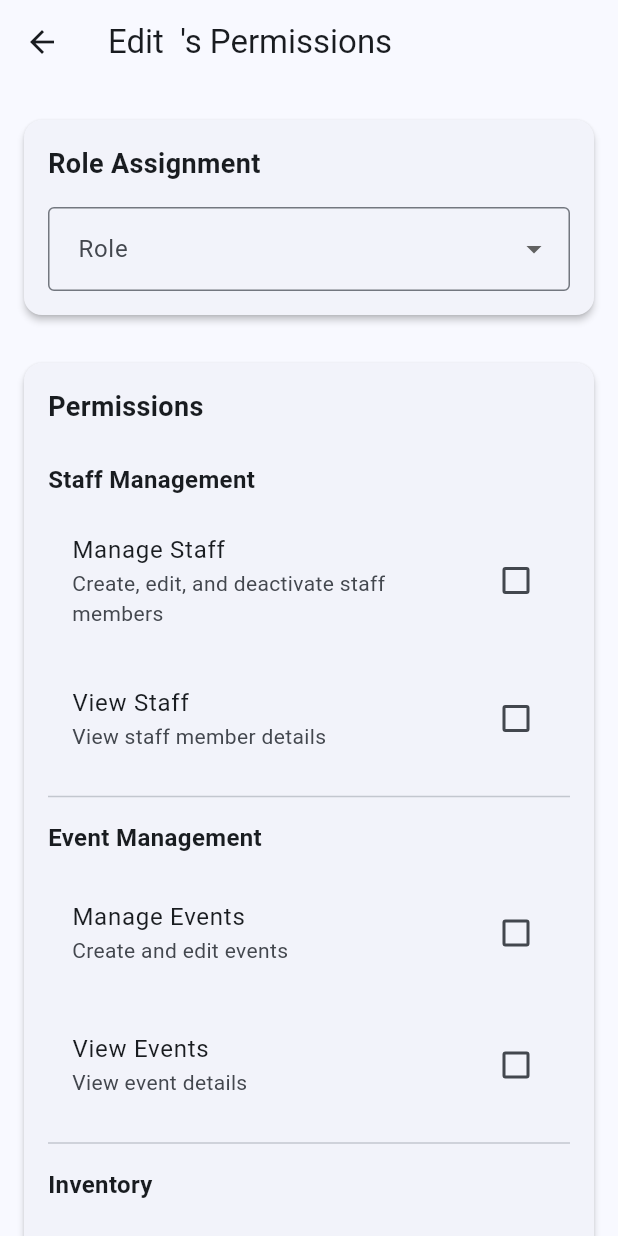
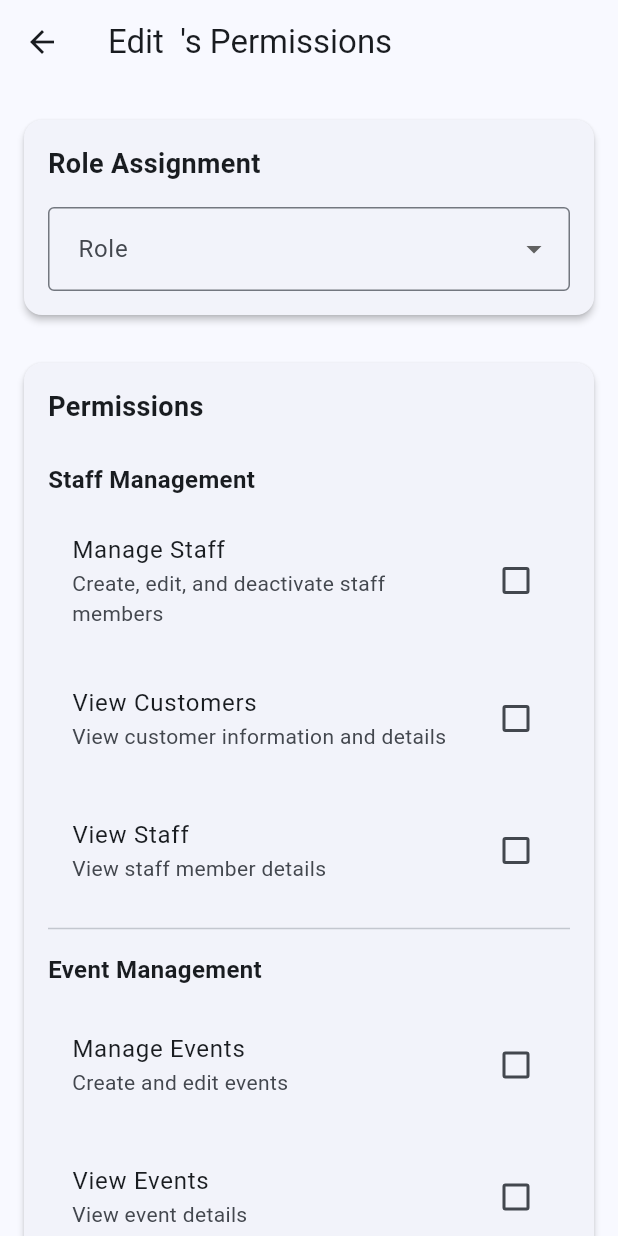
Before and after one commit to HarzaanHussain/cateredtoyou, a Flutter app: the UserPermissionsScreen screen opened directly with empty values, on a phone screen of 412 x 824 dp. Run offline on Flutter 3.47's test engine with Material 3 defaults, Android fonts, the phone set to English and light mode, and no system bars; our stand-ins replace cloud_firestore, firebase_auth, firebase_core, geolocator, go_router, google_maps_flutter and 1 more; accounts and stored records are empty.

Commit message:
added a role for customer viewing. Tile for the home page doesnt work yet

```diff
--- a/lib/services/role_permissions.dart
+++ b/lib/services/role_permissions.dart
@@ -30,6 +30,12 @@ class RolePermissions extends ChangeNotifier {
       id: 'manage_staff',
       name: 'Manage Staff',
       description: 'Create, edit, and deactivate staff members',
+      category: 'Staff Management',
+    ),
+    'view_customers': Permission(
+      id: 'view_customers',
+      name: 'View Customers',
+      description: 'View customer information and details',
       category: 'Staff Management',
     ),
     'view_staff': Permission(
@@ -116,6 +122,7 @@ class RolePermissions extends ChangeNotifier {
   static const Map<String, List<String>> defaultRolePermissions = {
     'admin': [
       'manage_staff',
+      'view_customers',
       'view_staff',
       'manage_events',
       'view_events',
@@ -132,6 +139,7 @@ class RolePermissions extends ChangeNotifier {
     ],
     'client': [
       'manage_staff',
+      'view_customers',
       'view_staff',
       'manage_events',
       'view_events',
--- a/lib/views/home/home_screen.dart
+++ b/lib/views/home/home_screen.dart
@@ -80,6 +80,16 @@ class HomeScreen extends StatelessWidget { // Defining a stateless widget for th
                                 trailing: const Icon(Icons.arrow_forward_ios), // Trailing icon.
                                 onTap: () => context.push('/staff'), // Navigate to staff management screen.
                               ),
+                            ),
+                            PermissionWidget(
+                                permissionId: 'view_customers',
+                                child: ListTile(
+                                  leading: const Icon(Icons.handshake),
+                                  title: const Text('Customer Management'),
+                                  subtitle: const Text('View and edit customer information'),
+                                  trailing: const Icon(Icons.arrow_forward_ios),
+                                  // onTap: () => context.push(''),
+                                )
                             ),
                             const Divider(), // Divider between options.
                             PermissionWidget( // PermissionWidget to check 'manage_events' permission.
```
